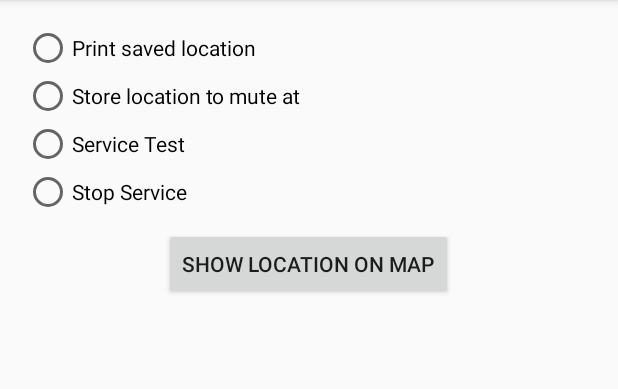
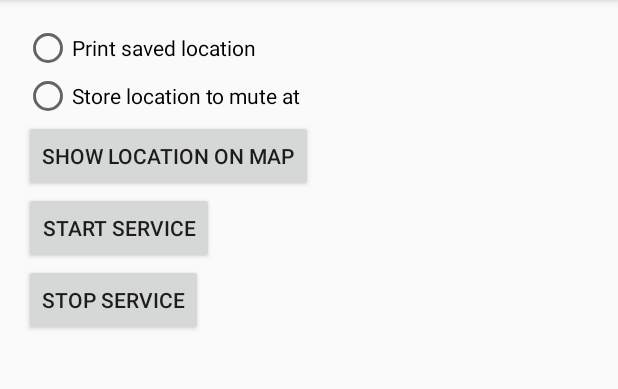
Before and after one commit to grclaeys/LocayytionsCommands, an Android app: the screen it shows after launch (MainActivity), on a phone screen of 412 x 824 dp, the part 84-473 px from its top. Run offline under Robolectric (Android 15) with nearby library versions, the phone set to English and light mode, and no system bars.

Commit message:
got rid of stupid radio buttons

```diff
--- a/app/src/main/res/layout/activity_main.xml
+++ b/app/src/main/res/layout/activity_main.xml
@@ -25,11 +25,10 @@
         android:layout_height="wrap_content"
         android:text="Show Location on Map"
         android:id="@+id/button"
-        android:layout_marginTop="104dp"
-        android:layout_below="@+id/radioButton"
-        android:layout_centerHorizontal="true"
         android:onClick="mapButton"
-        />
+        android:layout_alignParentLeft="true"
+        android:layout_alignParentStart="true"
+        android:layout_below="@+id/radioButton2" />
 
     <RadioButton
         android:layout_width="wrap_content"
@@ -42,27 +41,28 @@
         android:layout_alignParentLeft="true"
         android:layout_alignParentStart="true" />
 
-    <RadioButton
+    <Button
         android:layout_width="wrap_content"
         android:layout_height="wrap_content"
-        android:text="Service Test"
-        android:id="@+id/radioButton3"
-        android:layout_below="@+id/radioButton2"
+        android:text="Start Service"
+        android:id="@+id/button2"
+        android:layout_below="@+id/button"
         android:layout_alignParentLeft="true"
         android:layout_alignParentStart="true"
-        android:checked="false"
-        android:onClick="launchIntentService"/>
+        android:onClick="launcIntentService"
+        />
 
-    <RadioButton
+    <Button
+        style="?android:attr/buttonStyleSmall"
         android:layout_width="wrap_content"
         android:layout_height="wrap_content"
         android:text="Stop Service"
-        android:id="@+id/radioButton4"
-        android:layout_below="@+id/radioButton3"
-        android:layout_alignParentLeft="true"
-        android:layout_alignParentStart="true"
-        android:checked="false"
-        android:onClick="stopService"/><![CDATA[
+        android:id="@+id/button3"
+        android:layout_below="@+id/button2"
+        android:layout_alignLeft="@+id/button2"
+        android:layout_alignStart="@+id/button2"
+        android:onClick="stopService"
+        /><![CDATA[
 
 
 
```
